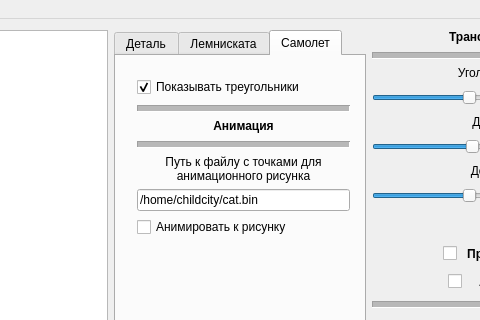
Above: MainWindow/mainwindow.ui from Childcity/QtGraphicsExample before the change; both pictures show x 616 to 1096 and y 0 to 320 of the 1250 by 740 pixel window. Below: the same form after it.
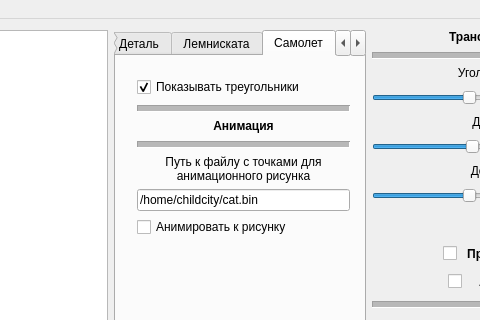
That is the form after the change. The open tabs and pages were chosen to show the change. Icons and pictures are not drawn. Custom widgets are drawn as their Qt base class.

```diff
--- a/MainWindow/mainwindow.ui
+++ b/MainWindow/mainwindow.ui
@@ -907,6 +907,11 @@
           </layout>
          </widget>
         </widget>
+        <widget class="QWidget" name="tab_4">
+         <attribute name="title">
+          <string>Дракон</string>
+         </attribute>
+        </widget>
        </widget>
       </item>
       <item>
```
Left out of the diff: 2 changed lines with no effect on the pictures.
